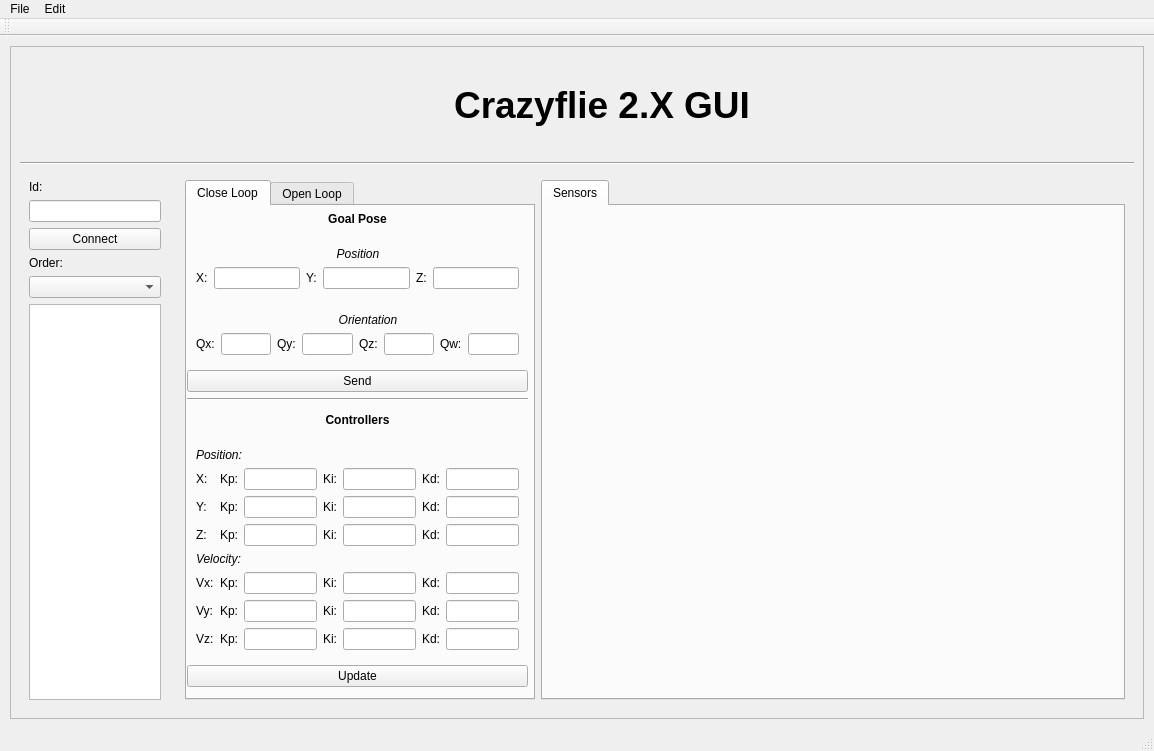
Above: uned_crazyflie_gui/uned_crazyflie_gui/main.ui from Robotic-Park-Lab/uned_crazyflie_ros_pkg before the change. Below: the same form after it.
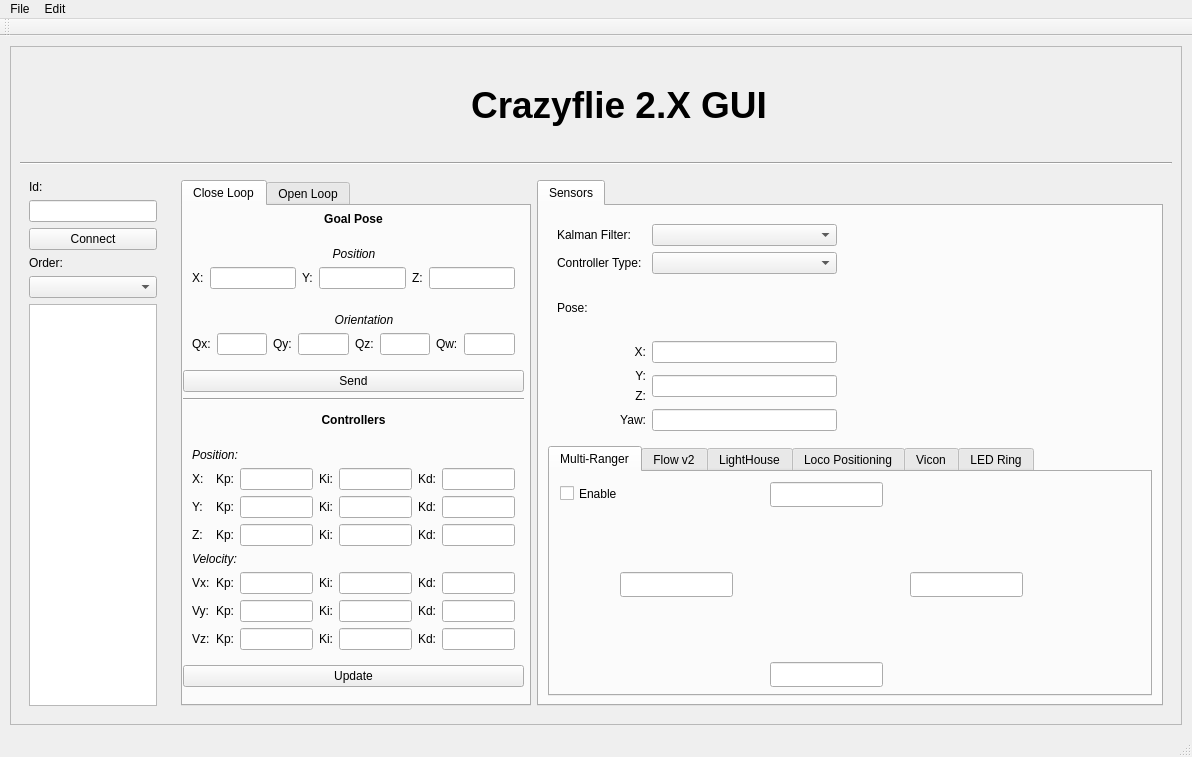
That is the form after the change. Icons and pictures are not drawn.

```diff
--- a/uned_crazyflie_gui/uned_crazyflie_gui/main.ui
+++ b/uned_crazyflie_gui/uned_crazyflie_gui/main.ui
@@ -6,8 +6,8 @@
    <rect>
     <x>0</x>
     <y>0</y>
-    <width>1154</width>
-    <height>751</height>
+    <width>1192</width>
+    <height>757</height>
    </rect>
   </property>
   <property name="sizePolicy">
@@ -22,11 +22,11 @@
   <widget class="QWidget" name="centralwidget">
    <property name="minimumSize">
     <size>
-     <width>300</width>
-     <height>200</height>
+     <width>200</width>
+     <height>300</height>
     </size>
    </property>
-   <layout class="QGridLayout" name="gridLayout_6">
+   <layout class="QVBoxLayout" name="verticalLayout">
     <property name="leftMargin">
      <number>10</number>
     </property>
@@ -39,7 +39,7 @@
     <property name="bottomMargin">
      <number>10</number>
     </property>
-    <item row="0" column="0">
+    <item>
      <widget class="QScrollArea" name="scrollArea">
       <property name="widgetResizable">
        <bool>true</bool>
@@ -49,8 +49,8 @@
         <rect>
          <x>0</x>
          <y>0</y>
-         <width>1132</width>
-         <height>668</height>
+         <width>1170</width>
+         <height>674</height>
         </rect>
        </property>
        <layout class="QGridLayout" name="gridLayout_2">
@@ -74,8 +74,8 @@
          <widget class="QWidget" name="MainWidget" native="true">
           <property name="minimumSize">
            <size>
-            <width>600</width>
-            <height>400</height>
+            <width>1000</width>
+            <height>500</height>
            </size>
           </property>
           <layout class="QHBoxLayout" name="horizontalLayout">
@@ -673,6 +673,234 @@
               <attribute name="title">
                <string>Sensors</string>
               </attribute>
+              <layout class="QGridLayout" name="gridLayout_6">
+               <item row="0" column="0">
+                <widget class="QWidget" name="widget" native="true">
+                 <property name="maximumSize">
+                  <size>
+                   <width>300</width>
+                   <height>300</height>
+                  </size>
+                 </property>
+                 <layout class="QGridLayout" name="gridLayout">
+                  <item row="0" column="1" colspan="2">
+                   <widget class="QComboBox" name="comboBox_2"/>
+                  </item>
+                  <item row="7" column="1" colspan="2">
+                   <widget class="QLineEdit" name="lineEdit_9"/>
+                  </item>
+                  <item row="4" column="0">
+                   <widget class="QLabel" name="label_6">
+                    <property name="text">
+                     <string>&lt;html&gt;&lt;head/&gt;&lt;body&gt;&lt;p align=&quot;right&quot;&gt;X:&lt;/p&gt;&lt;/body&gt;&lt;/html&gt;</string>
+                    </property>
+                   </widget>
+                  </item>
+                  <item row="3" column="2">
+                   <spacer name="verticalSpacer">
+                    <property name="orientation">
+                     <enum>Qt::Vertical</enum>
+                    </property>
+                    <property name="sizeHint" stdset="0">
+                     <size>
+                      <width>20</width>
+                      <height>28</height>
+                     </size>
+                    </property>
+                   </spacer>
+                  </item>
+                  <item row="6" column="0">
+                   <widget class="QLabel" name="label_8">
+                    <property name="text">
+                     <string>&lt;html&gt;&lt;head/&gt;&lt;body&gt;&lt;p align=&quot;right&quot;&gt;Z:&lt;/p&gt;&lt;/body&gt;&lt;/html&gt;</string>
+                    </property>
+                   </widget>
+                  </item>
+                  <item row="7" column="0">
+                   <widget class="QLabel" name="label_9">
+                    <property name="text">
+                     <string>&lt;html&gt;&lt;head/&gt;&lt;body&gt;&lt;p align=&quot;right&quot;&gt;Yaw:&lt;/p&gt;&lt;/body&gt;&lt;/html&gt;</string>
+                    </property>
+                   </widget>
+                  </item>
+                  <item row="4" column="1" colspan="2">
+                   <widget class="QLineEdit" name="lineEdit_7"/>
+                  </item>
+                  <item row="0" column="0">
+                   <widget class="QLabel" name="label_3">
+                    <property name="text">
+                     <string>Kalman Filter:</string>
+                    </property>
+                   </widget>
+                  </item>
+                  <item row="2" column="0" rowspan="2">
+                   <widget class="QLabel" name="label_5">
+                    <property name="text">
+                     <string>Pose:</string>
+                    </property>
+                   </widget>
+                  </item>
+                  <item row="5" column="1" rowspan="2" colspan="2">
+                   <widget class="QLineEdit" name="lineEdit_8"/>
+                  </item>
+                  <item row="5" column="0">
+                   <widget class="QLabel" name="label_7">
+                    <property name="text">
+                     <string>&lt;html&gt;&lt;head/&gt;&lt;body&gt;&lt;p align=&quot;right&quot;&gt;Y:&lt;/p&gt;&lt;/body&gt;&lt;/html&gt;</string>
+                    </property>
+                   </widget>
+                  </item>
+                  <item row="1" column="0">
+                   <widget class="QLabel" name="label_4">
+                    <property name="text">
+                     <string>Controller Type:</string>
+                    </property>
+                   </widget>
+                  </item>
+                  <item row="1" column="1" colspan="2">
+                   <widget class="QComboBox" name="comboBox"/>
+                  </item>
+                 </layout>
+                </widget>
+               </item>
+               <item row="0" column="1">
+                <widget class="QLabel" name="label">
+                 <property name="minimumSize">
+                  <size>
+                   <width>300</width>
+                   <height>225</height>
+                  </size>
+                 </property>
+                 <property name="maximumSize">
+                  <size>
+                   <width>300</width>
+                   <height>250</height>
+                  </size>
+                 </property>
+                 <property name="styleSheet">
+                  <string notr="true">border-image: url(:/logo/figs/Crazyflie.png);</string>
+                 </property>
+                 <property name="text">
+                  <string/>
+                 </property>
+                </widget>
+               </item>
+               <item row="1" column="0" colspan="2">
+                <widget class="QTabWidget" name="tabWidget">
+                 <property name="minimumSize">
+                  <size>
+                   <width>0</width>
+                   <height>250</height>
+                  </size>
+                 </property>
+                 <property name="currentIndex">
+                  <number>0</number>
+                 </property>
+                 <widget class="QWidget" name="tab">
+                  <attribute name="title">
+                   <string>Multi-Ranger</string>
+                  </attribute>
+                  <widget class="QLabel" name="label_2">
+                   <property name="geometry">
+                    <rect>
+                     <x>150</x>
+                     <y>30</y>
+                     <width>251</width>
+                     <height>171</height>
+                    </rect>
+                   </property>
+                   <property name="styleSheet">
+                    <string notr="true">border-image: url(:/logo/figs/Multiranger.png);</string>
+                   </property>
+                   <property name="text">
+                    <string/>
+                   </property>
+                  </widget>
+                  <widget class="QCheckBox" name="checkBox">
+                   <property name="geometry">
+                    <rect>
+                     <x>10</x>
+                     <y>10</y>
+                     <width>92</width>
+                     <height>23</height>
+                    </rect>
+                   </property>
+                   <property name="text">
+                    <string>Enable</string>
+                   </property>
+                  </widget>
+                  <widget class="QLineEdit" name="lineEdit">
+                   <property name="geometry">
+                    <rect>
+                     <x>220</x>
+                     <y>10</y>
+                     <width>113</width>
+                     <height>25</height>
+                    </rect>
+                   </property>
+                  </widget>
+                  <widget class="QLineEdit" name="lineEdit_2">
+                   <property name="geometry">
+                    <rect>
+                     <x>360</x>
+                     <y>100</y>
+                     <width>113</width>
+                     <height>25</height>
+                    </rect>
+                   </property>
+                  </widget>
+                  <widget class="QLineEdit" name="lineEdit_3">
+                   <property name="geometry">
+                    <rect>
+                     <x>220</x>
+                     <y>190</y>
+                     <width>113</width>
+                     <height>25</height>
+                    </rect>
+                   </property>
+                  </widget>
+                  <widget class="QLineEdit" name="lineEdit_4">
+                   <property name="geometry">
+                    <rect>
+                     <x>70</x>
+                     <y>100</y>
+                     <width>113</width>
+                     <height>25</height>
+                    </rect>
+                   </property>
+                  </widget>
+                 </widget>
+                 <widget class="QWidget" name="tab_4">
+                  <attribute name="title">
+                   <string>Flow v2</string>
+                  </attribute>
+                 </widget>
+                 <widget class="QWidget" name="tab_2">
+                  <attribute name="title">
+                   <string>LightHouse</string>
+                  </attribute>
+                 </widget>
+                 <widget class="QWidget" name="tab_3">
+                  <attribute name="title">
+                   <string>Loco Positioning</string>
+                  </attribute>
+                 </widget>
+                 <widget class="QWidget" name="tab_5">
+                  <attribute name="title">
+                   <string>Vicon</string>
+                  </attribute>
+                 </widget>
+                 <widget class="QWidget" name="tab_6">
+                  <attribute name="title">
+                   <string>LED Ring</string>
+                  </attribute>
+                 </widget>
+                </widget>
+               </item>
+              </layout>
+              <zorder>widget</zorder>
+              <zorder>label</zorder>
+              <zorder>tabWidget</zorder>
              </widget>
             </widget>
            </item>
@@ -790,7 +1018,7 @@
     <rect>
      <x>0</x>
      <y>0</y>
-     <width>1154</width>
+     <width>1192</width>
      <height>22</height>
     </rect>
    </property>
```
